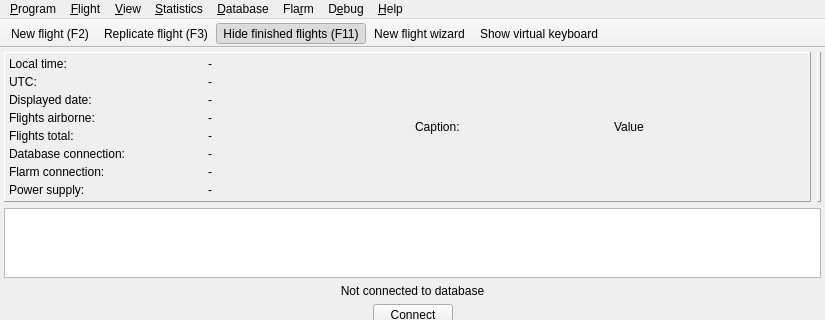
Before: the Qt Designer form src/gui/windows/MainWindow.ui in Akaflieg/startkladde, drawn with Qt 5; both pictures show x 0 to 825 and y 0 to 320 of the 825 by 531 pixel window.
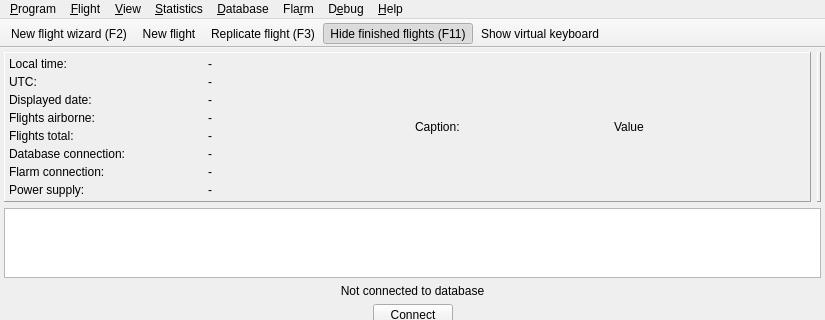
After: the same form once the commit is applied. Icons and pictures are not drawn. Custom widgets are drawn as their Qt base class.

Commit message: FlightWizard fertig

The edit to the form file:
```diff
--- a/src/gui/windows/MainWindow.ui
+++ b/src/gui/windows/MainWindow.ui
@@ -650,10 +650,10 @@
    <attribute name="toolBarBreak">
     <bool>false</bool>
    </attribute>
+   <addaction name="actionNewWizard"/>
    <addaction name="actionNew"/>
    <addaction name="actionRepeat"/>
    <addaction name="actionHideFinished"/>
-   <addaction name="actionNewWizard"/>
    <addaction name="actionShowVirtualKeyboard"/>
   </widget>
   <widget class="QStatusBar" name="statusBar"/>
@@ -677,7 +677,7 @@
   </action>
   <action name="actionNew">
    <property name="text">
-    <string>&amp;New flight... (F2)</string>
+    <string>&amp;New flight...</string>
    </property>
    <property name="toolTip">
     <string>New flight (F2)</string>
@@ -1114,7 +1114,10 @@
   </action>
   <action name="actionNewWizard">
    <property name="text">
-    <string>New flight wizard</string>
+    <string>New flight &amp;wizard...</string>
+   </property>
+   <property name="iconText">
+    <string>New flight wizard (F2)</string>
    </property>
    <property name="toolTip">
     <string>New flight wizard</string>
```
Left out of the diff: 10 changed lines with no effect on the pictures. The commit also changes 7 other files.
